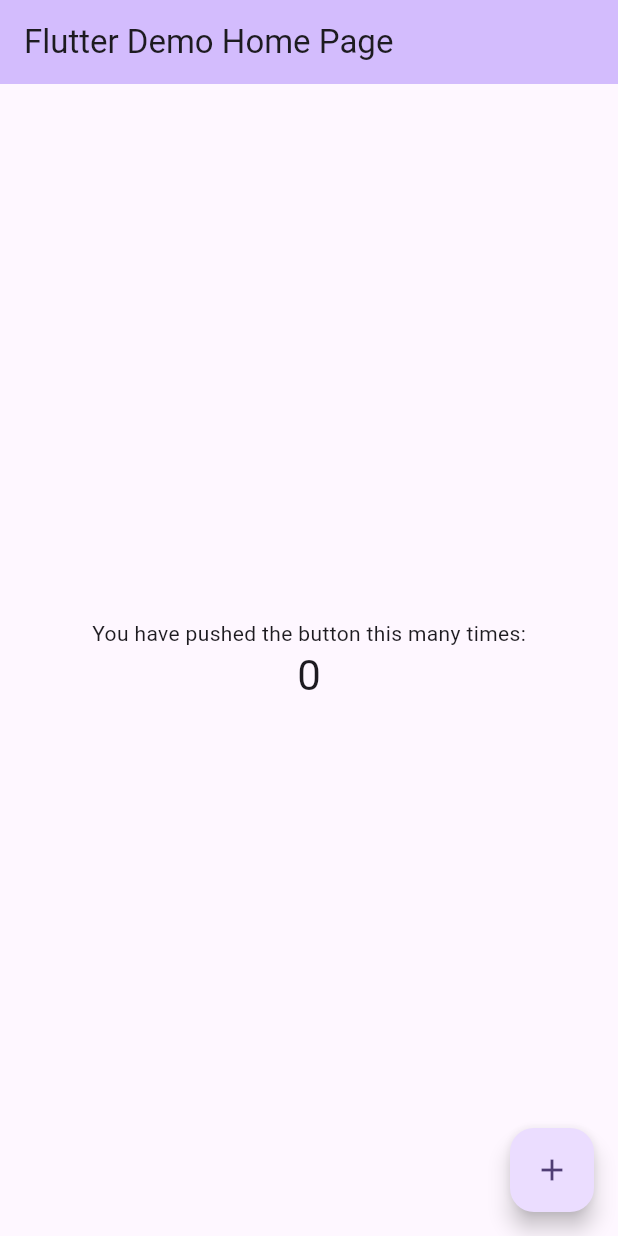
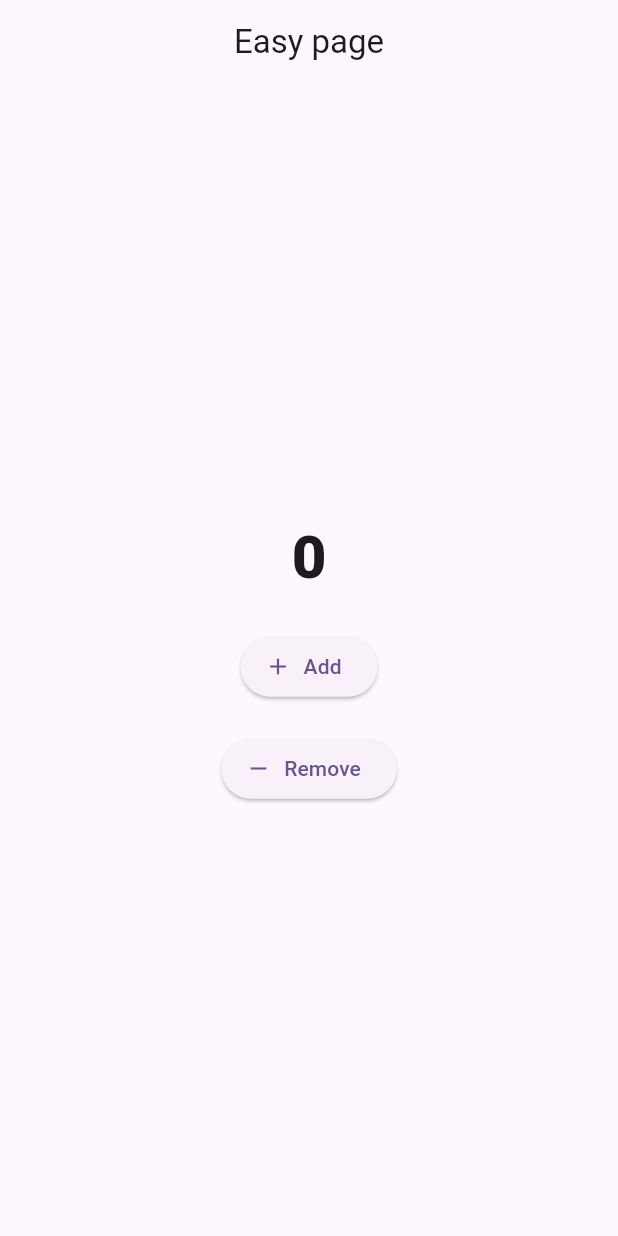
Before and after one commit to JakariaKhan-CSE/Flutter-Riverpod, a Flutter app: the screen it shows after launch, on a phone screen of 412 x 824 dp. Run offline on Flutter 3.47's test engine with Material 3 defaults, Android fonts, the phone set to English and light mode, and no system bars; our stand-ins replace flutter_riverpod.

Commit message:
Riverpod Easy Level.

```diff
--- /dev/null
+++ b/lib/easyPage.dart
@@ -0,0 +1,43 @@
+import 'package:flutter/material.dart';
+import 'package:flutter_riverpod/flutter_riverpod.dart';
+import 'package:riverpod_flutter/riverpod.dart';
+
+class EasyPage extends ConsumerWidget {
+  const EasyPage({super.key});
+
+  @override
+  Widget build(BuildContext context, WidgetRef ref) {
+    return Scaffold(
+      appBar: AppBar(title: Text('Easy page'), centerTitle: true),
+      body: Center(
+        child: Column(
+          mainAxisAlignment: MainAxisAlignment.center,
+          children: [
+            Text(
+              ref
+                  .watch(riverpodEasyLevel)
+                  .toString(), // watch is continuously listining
+              style: TextStyle(fontSize: 40, fontWeight: FontWeight.w800),
+            ),
+            SizedBox(height: 20),
+            ElevatedButton.icon(
+              onPressed: () {
+                ref.read(riverpodEasyLevel.notifier).state++;
+              },
+              label: Text('Add'),
+              icon: Icon(Icons.add),
+            ),
+            SizedBox(height: 20),
+            ElevatedButton.icon(
+              onPressed: () {
+                ref.read(riverpodEasyLevel.notifier).state--;
+              },
+              label: Text('Remove'),
+              icon: Icon(Icons.remove),
+            ),
+          ],
+        ),
+      ),
+    );
+  }
+}
--- /dev/null
+++ b/lib/homepage.dart
@@ -0,0 +1,10 @@
+import 'package:flutter/material.dart';
+
+class HomePage extends StatelessWidget {
+  const HomePage({super.key});
+
+  @override
+  Widget build(BuildContext context) {
+    return Scaffold();
+  }
+}
--- a/lib/main.dart
+++ b/lib/main.dart
@@ -1,7 +1,10 @@
 import 'package:flutter/material.dart';
+import 'package:flutter_riverpod/flutter_riverpod.dart';
+import 'package:riverpod_flutter/easyPage.dart';
+import 'package:riverpod_flutter/homepage.dart';
 
 void main() {
-  runApp(const MyApp());
+  runApp(ProviderScope(child: const MyApp()));
 }
 
 class MyApp extends StatelessWidget {
@@ -11,112 +14,12 @@ class MyApp extends StatelessWidget {
   @override
   Widget build(BuildContext context) {
     return MaterialApp(
+      debugShowCheckedModeBanner: false,
       title: 'Flutter Demo',
       theme: ThemeData(
-        // This is the theme of your application.
-        //
-        // TRY THIS: Try running your application with "flutter run". You'll see
-        // the application has a purple toolbar. Then, without quitting the app,
-        // try changing the seedColor in the colorScheme below to Colors.green
-        // and then invoke "hot reload" (save your changes or press the "hot
-        // reload" button in a Flutter-supported IDE, or press "r" if you used
-        // the command line to start the app).
-        //
-        // Notice that the counter didn't reset back to zero; the application
-        // state is not lost during the reload. To reset the state, use hot
-        // restart instead.
-        //
-        // This works for code too, not just values: Most code changes can be
-        // tested with just a hot reload.
         colorScheme: ColorScheme.fromSeed(seedColor: Colors.deepPurple),
       ),
-      home: const MyHomePage(title: 'Flutter Demo Home Page'),
+      home: const EasyPage(),
     );
   }
 }
-
-class MyHomePage extends StatefulWidget {
-  const MyHomePage({super.key, required this.title});
-
-  // This widget is the home page of your application. It is stateful, meaning
-  // that it has a State object (defined below) that contains fields that affect
-  // how it looks.
-
-  // This class is the configuration for the state. It holds the values (in this
-  // case the title) provided by the parent (in this case the App widget) and
-  // used by the build method of the State. Fields in a Widget subclass are
-  // always marked "final".
-
-  final String title;
-
-  @override
-  State<MyHomePage> createState() => _MyHomePageState();
-}
-
-class _MyHomePageState extends State<MyHomePage> {
-  int _counter = 0;
-
-  void _incrementCounter() {
-    setState(() {
-      // This call to setState tells the Flutter framework that something has
-      // changed in this State, which causes it to rerun the build method below
-      // so that the display can reflect the updated values. If we changed
-      // _counter without calling setState(), then the build method would not be
-      // called again, and so nothing would appear to happen.
-      _counter++;
-    });
-  }
-
-  @override
-  Widget build(BuildContext context) {
-    // This method is rerun every time setState is called, for instance as done
-    // by the _incrementCounter method above.
-    //
-    // The Flutter framework has been optimized to make rerunning build methods
-    // fast, so that you can just rebuild anything that needs updating rather
-    // than having to individually change instances of widgets.
-    return Scaffold(
-      appBar: AppBar(
-        // TRY THIS: Try changing the color here to a specific color (to
-        // Colors.amber, perhaps?) and trigger a hot reload to see the AppBar
-        // change color while the other colors stay the same.
-        backgroundColor: Theme.of(context).colorScheme.inversePrimary,
-        // Here we take the value from the MyHomePage object that was created by
-        // the App.build method, and use it to set our appbar title.
-        title: Text(widget.title),
-      ),
-      body: Center(
-        // Center is a layout widget. It takes a single child and positions it
-        // in the middle of the parent.
-        child: Column(
-          // Column is also a layout widget. It takes a list of children and
-          // arranges them vertically. By default, it sizes itself to fit its
-          // children horizontally, and tries to be as tall as its parent.
-          //
-          // Column has various properties to control how it sizes itself and
-          // how it positions its children. Here we use mainAxisAlignment to
-          // center the children vertically; the main axis here is the vertical
-          // axis because Columns are vertical (the cross axis would be
-          // horizontal).
-          //
-          // TRY THIS: Invoke "debug painting" (choose the "Toggle Debug Paint"
-          // action in the IDE, or press "p" in the console), to see the
-          // wireframe for each widget.
-          mainAxisAlignment: MainAxisAlignment.center,
-          children: <Widget>[
-            const Text('You have pushed the button this many times:'),
-            Text(
-              '$_counter',
-              style: Theme.of(context).textTheme.headlineMedium,
-            ),
-          ],
-        ),
-      ),
-      floatingActionButton: FloatingActionButton(
-        onPressed: _incrementCounter,
-        tooltip: 'Increment',
-        child: const Icon(Icons.add),
-      ), // This trailing comma makes auto-formatting nicer for build methods.
-    );
-  }
-}
--- /dev/null
+++ b/lib/riverpod.dart
@@ -0,0 +1,5 @@
+import 'package:flutter_riverpod/flutter_riverpod.dart';
+
+final riverpodEasyLevel = StateProvider<int>((ref) {
+  return 0;
+});
--- a/pubspec.yaml
+++ b/pubspec.yaml
@@ -34,6 +34,7 @@ dependencies:
   # The following adds the Cupertino Icons font to your application.
   # Use with the CupertinoIcons class for iOS style icons.
   cupertino_icons: ^1.0.8
+  flutter_riverpod: ^2.6.1
 
 dev_dependencies:
   flutter_test:
```
Also changed, not shown: pubspec.lock.
